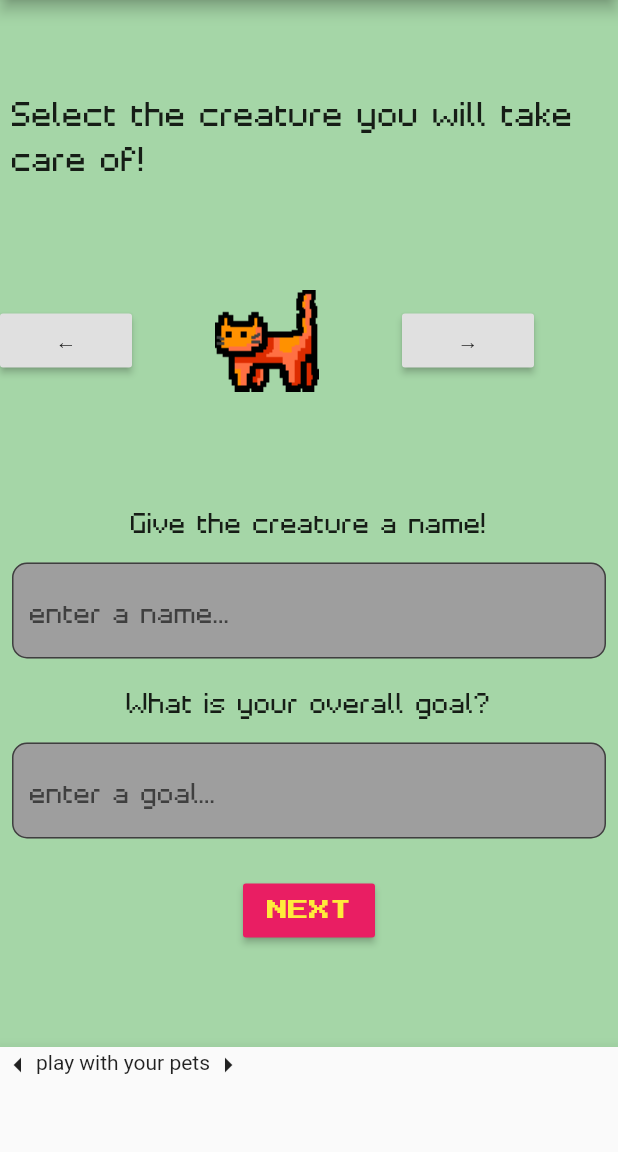
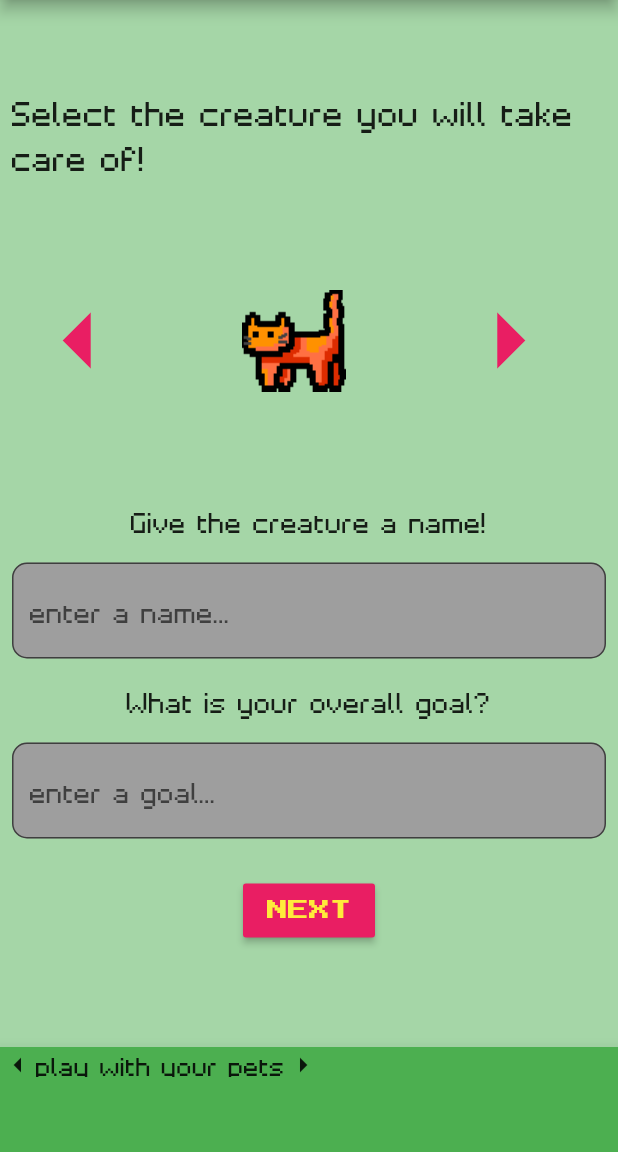
Before and after one commit to HMelesi/needy-new, a Flutter app: the GoalSetter screen opened directly, on a phone screen of 412 x 824 dp, the part 84-1236 px from its top. Run offline on Flutter 3.47's test engine with Material 2 defaults, Android fonts, the phone set to English and light mode, and no system bars; drawn by our look-alikes of carousel_slider; our stand-ins replace cloud_firestore, firebase_auth, firebase_messaging, syncfusion_flutter_charts; missing offline and left inert: dart:ffi; accounts and stored records are empty.

Commit message:
improve footer design

```diff
--- a/lib/Footer.dart
+++ b/lib/Footer.dart
@@ -22,16 +22,22 @@ class Footer extends StatelessWidget {
             return Column(
               children: <Widget>[
                 Container(
+                    color: Colors.green,
                     height: 20.0,
                     width: 600.0,
                     child: Row(
                       children: <Widget>[
                         Icon(Icons.arrow_left),
-                        Text('play with your pets'),
+                        Text('play with your pets',
+                            style: TextStyle(
+                              fontFamily: 'Pixelar',
+                              fontSize: 24,
+                            )),
                         Icon(Icons.arrow_right),
                       ],
                     )),
                 Container(
+                  color: Colors.green,
                   height: 50.0,
                   width: 600.0,
                   child: CustomScrollView(
@@ -46,16 +52,19 @@ class Footer extends StatelessWidget {
                                 snapshot.data.documents[index];
                             String petType = goal['petType'];
                             return Container(
-                                height: 30.0,
+                                height: 50.0,
                                 width: 200.0,
+                                margin: const EdgeInsets.only(bottom: 20.0),
                                 child: ListTile(
                                   title: Text(goal['petName'],
                                       style: TextStyle(
                                           color: (goal['petHealth'] == 0)
-                                              ? Colors.red
+                                              ? Colors.white
                                               : (goal['petHealth'] > 5)
-                                                  ? Colors.green
-                                                  : Colors.orange)),
+                                                  ? Colors.pink
+                                                  : Colors.pink[200],
+                                          fontFamily: 'PressStart2P',
+                                          fontSize: 16)),
                                   trailing:
                                       Image.asset('images/pixil-$petType.png'),
                                 ));
--- a/lib/GoalSetter.dart
+++ b/lib/GoalSetter.dart
@@ -72,6 +72,7 @@ class _GoalFormState extends State<GoalForm> {
             ),
           ),
           Container(
+              alignment: Alignment(0.0, 0.0),
               height: 200.0,
               width: 500,
               child: CarouselDemo(changeCreatureName: changeCreatureName)),
--- a/lib/MyScaffold.dart
+++ b/lib/MyScaffold.dart
@@ -125,9 +125,9 @@ class MyScaffold extends StatelessWidget {
       bottomNavigationBar: BottomAppBar(
         child: Container(
           height: 70.0,
+          color: Colors.green,
           child: Footer(userId: userId),
         ),
-        color: Colors.cyan,
       ),
     );
   }
--- a/lib/PetCarousel.dart
+++ b/lib/PetCarousel.dart
@@ -22,13 +22,15 @@ class CarouselDemo extends StatelessWidget {
 
   @override
   Widget build(BuildContext context) => Row(children: <Widget>[
-        RaisedButton(
+        IconButton(
           onPressed: () {
             buttonCarouselController.previousPage(
                 duration: Duration(milliseconds: 300), curve: Curves.ease);
             changePage(-1);
           },
-          child: Text('←'),
+          icon: Icon(Icons.arrow_left),
+          iconSize: 90.0,
+          color: Colors.pink,
         ),
         Container(
           width: 180,
@@ -50,13 +52,15 @@ class CarouselDemo extends StatelessWidget {
             ),
           ),
         ),
-        RaisedButton(
+        IconButton(
           onPressed: () {
             buttonCarouselController.nextPage(
                 duration: Duration(milliseconds: 300), curve: Curves.ease);
             changePage(1);
           },
-          child: Text('→'),
+          icon: Icon(Icons.arrow_right),
+          iconSize: 90.0,
+          color: Colors.pink,
         )
       ]);
 }
```
